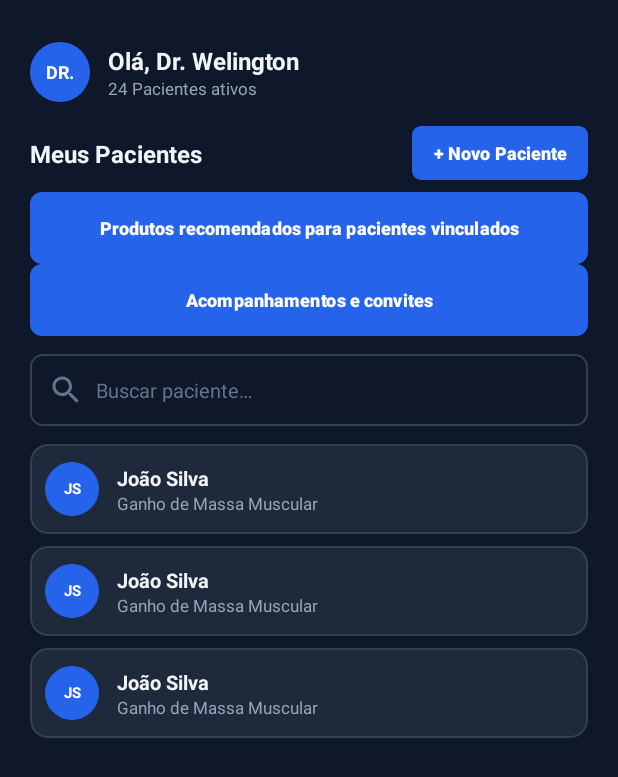
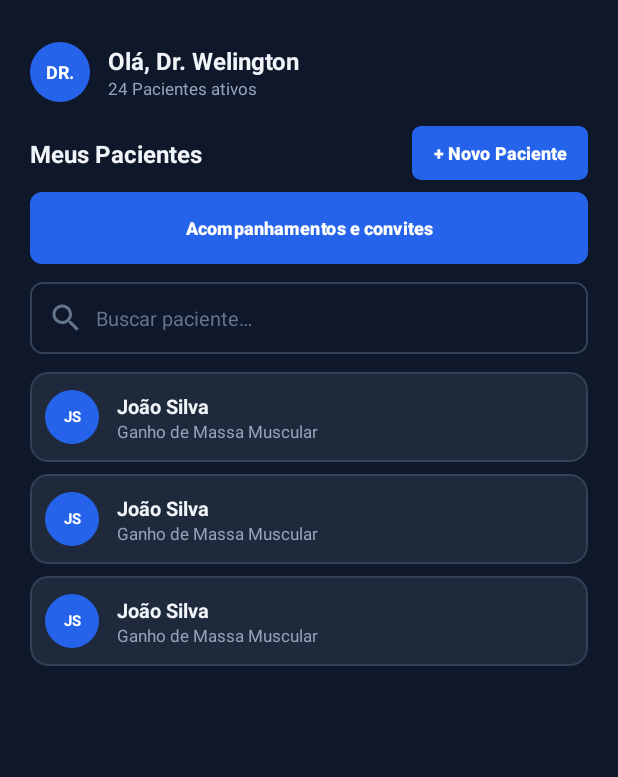
Before and after one commit to Huan-Claudio/Link-Health, an Android app: the layout activity_home_nutricionista.xml on its own in the app's theme, with its tools: preview values and no code run, on a phone screen of 412 x 824 dp. Shown: the top 777 px of the screen. Run offline under Robolectric (Android 15) with nearby library versions, the phone set to English and light mode, and no system bars.

Commit message:
Exclusão do botão "Produtos recomendados para pacientes vinculados" no dashboard nutricionista

```diff
--- a/App/app/src/main/res/layout/activity_home_nutricionista.xml
+++ b/App/app/src/main/res/layout/activity_home_nutricionista.xml
@@ -85,25 +85,15 @@
         app:layout_constraintTop_toBottomOf="@id/layoutPerfil" />
 
     <com.google.android.material.button.MaterialButton
-        android:id="@+id/btnProdutosReais"
+        android:id="@+id/btnAcompanhamentos"
         style="@style/LH.Button.Small"
         android:layout_width="0dp"
         android:layout_height="wrap_content"
         android:layout_marginTop="8dp"
-        android:text="Produtos recomendados para pacientes vinculados"
+        android:text="Acompanhamentos e convites"
         app:layout_constraintStart_toStartOf="parent"
         app:layout_constraintEnd_toEndOf="parent"
         app:layout_constraintTop_toBottomOf="@id/btnNovoPaciente" />
-
-    <com.google.android.material.button.MaterialButton
-        android:id="@+id/btnAcompanhamentos"
-        style="@style/LH.Button.Small"
-        android:layout_width="0dp"
-        android:layout_height="wrap_content"
-        android:text="Acompanhamentos e convites"
-        app:layout_constraintStart_toStartOf="parent"
-        app:layout_constraintEnd_toEndOf="parent"
-        app:layout_constraintTop_toBottomOf="@id/btnProdutosReais" />
 
     <EditText
         android:id="@+id/etBusca"
```
Also changed, not shown: App/app/src/main/java/br/edu/pucgoias/app/ui/nutricionista/HomeNutricionistaActivity.java (+0 -17 lines).
